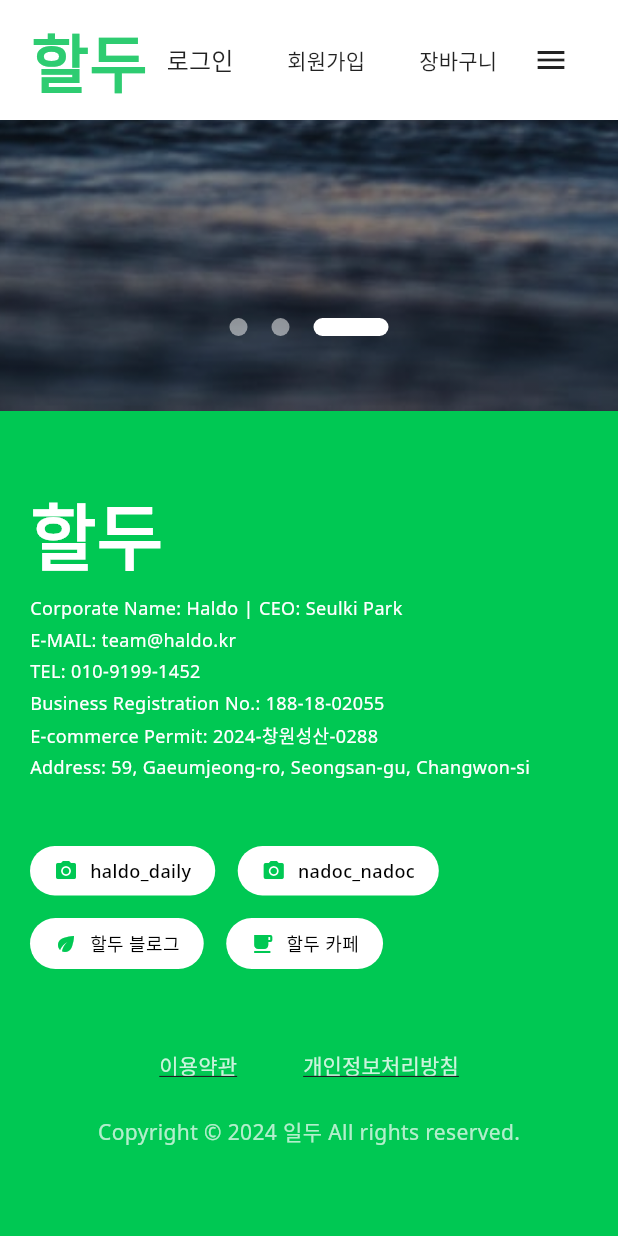
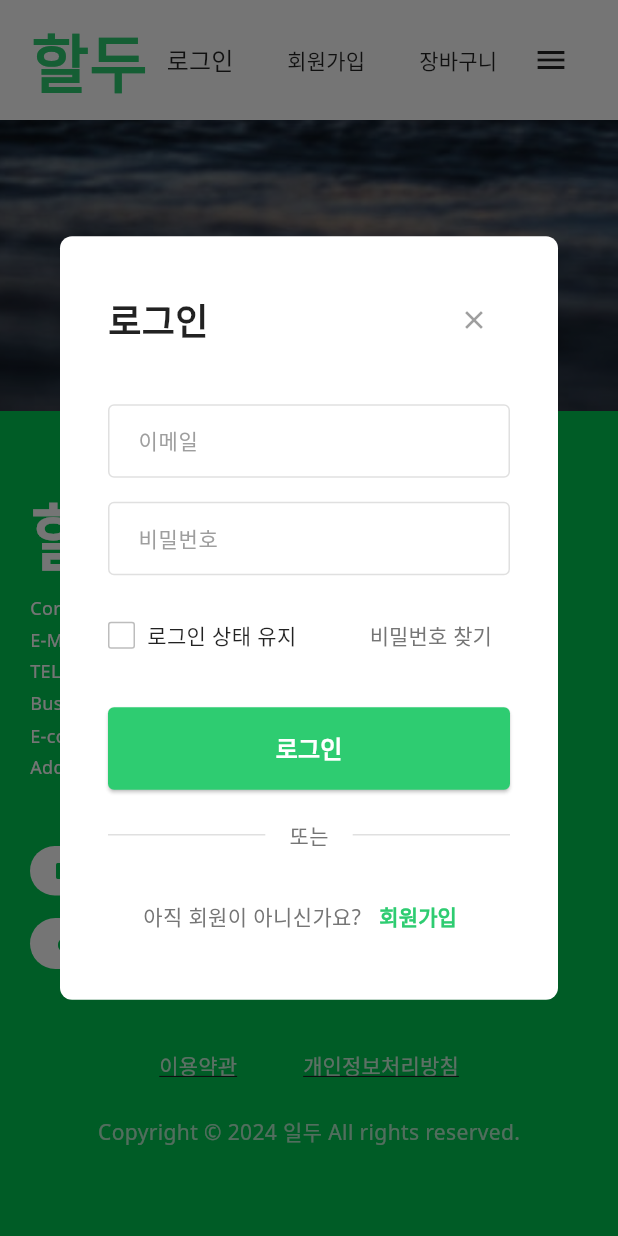
Before and after one commit to hippieperm/hal-du, a Flutter app: the screen it shows after launch, scrolled down 550 dp, after a tap on "로그인", on a phone screen of 412 x 824 dp. Run offline on Flutter 3.47's test engine with Material 3 defaults, Android fonts, the phone set to English and light mode, and no system bars; our stand-ins replace google_fonts, shared_preferences; accounts and stored records are empty.

Commit message:
feat: 로그인 및 인증 서비스 구현

```diff
--- /dev/null
+++ b/devtools_options.yaml
@@ -0,0 +1,3 @@
+description: This file stores settings for Dart & Flutter DevTools.
+documentation: https://docs.flutter.dev/tools/devtools/extensions#configure-extension-enablement-states
+extensions:
--- a/lib/main.dart
+++ b/lib/main.dart
@@ -1,13 +1,20 @@
 import 'package:flutter/material.dart';
 import 'package:google_fonts/google_fonts.dart';
+import 'package:provider/provider.dart';
 import 'screens/home_screen.dart';
 import 'screens/about_screen.dart';
 import 'screens/contents_screen.dart';
 import 'screens/shop_screen.dart';
 import 'screens/product_detail_screen.dart';
+import 'services/auth_service.dart';
 
 void main() {
-  runApp(const HaldoApp());
+  runApp(
+    ChangeNotifierProvider(
+      create: (context) => AuthService(),
+      child: const HaldoApp(),
+    ),
+  );
 }
 
 class HaldoApp extends StatelessWidget {
--- /dev/null
+++ b/lib/models/user_model.dart
@@ -0,0 +1,59 @@
+class UserModel {
+  final String id;
+  final String email;
+  final String name;
+  final String? phone;
+  final DateTime createdAt;
+  final DateTime? lastLoginAt;
+
+  UserModel({
+    required this.id,
+    required this.email,
+    required this.name,
+    this.phone,
+    required this.createdAt,
+    this.lastLoginAt,
+  });
+
+  factory UserModel.fromJson(Map<String, dynamic> json) {
+    return UserModel(
+      id: json['id'],
+      email: json['email'],
+      name: json['name'],
+      phone: json['phone'],
+      createdAt: DateTime.parse(json['createdAt']),
+      lastLoginAt: json['lastLoginAt'] != null
+          ? DateTime.parse(json['lastLoginAt'])
+          : null,
+    );
+  }
+
+  Map<String, dynamic> toJson() {
+    return {
+      'id': id,
+      'email': email,
+      'name': name,
+      'phone': phone,
+      'createdAt': createdAt.toIso8601String(),
+      'lastLoginAt': lastLoginAt?.toIso8601String(),
+    };
+  }
+
+  UserModel copyWith({
+    String? id,
+    String? email,
+    String? name,
+    String? phone,
+    DateTime? createdAt,
+    DateTime? lastLoginAt,
+  }) {
+    return UserModel(
+      id: id ?? this.id,
+      email: email ?? this.email,
+      name: name ?? this.name,
+      phone: phone ?? this.phone,
+      createdAt: createdAt ?? this.createdAt,
+      lastLoginAt: lastLoginAt ?? this.lastLoginAt,
+    );
+  }
+}
--- a/lib/widgets/app_bar_widget.dart
+++ b/lib/widgets/app_bar_widget.dart
@@ -1,6 +1,9 @@
 import 'package:flutter/material.dart';
 import 'package:google_fonts/google_fonts.dart';
+import 'package:provider/provider.dart';
 import 'signup_dialog.dart';
+import 'login_dialog.dart';
+import '../services/auth_service.dart';
 
 class AppBarWidget extends StatefulWidget {
   final int selectedIndex;
@@ -85,9 +88,52 @@ class _AppBarWidgetState extends State<AppBarWidget> {
             // 우측 버튼들
             Row(
               children: [
+                Consumer<AuthService>(
+                  builder: (context, authService, _) {
+                    if (authService.isLoggedIn) {
+                      return Row(
+                        children: [
+                          Text(
+                            '${authService.currentUser?.name ?? ''}님',
+                            style: GoogleFonts.notoSans(
+                              color: widget.isTransparent
+                                  ? Colors.white
+                                  : Colors.black87,
+                              fontSize: 14,
+                              fontWeight: FontWeight.w500,
+                            ),
+                          ),
+                          const SizedBox(width: 12),
+                          TextButton(
+                            onPressed: () async {
+                              await authService.logout();
+                              if (context.mounted) {
+                                ScaffoldMessenger.of(context).showSnackBar(
+                                  const SnackBar(content: Text('로그아웃되었습니다.')),
+                                );
+                              }
+                            },
+                            child: Text(
+                              '로그아웃',
+                              style: GoogleFonts.notoSans(
+                                color: widget.isTransparent
+                                    ? Colors.white.withValues(alpha: 0.9)
+                                    : Colors.black87,
+                                fontSize: 14,
+                              ),
+                            ),
+                          ),
+                        ],
+                      );
+                    } else {
+                      return Row(
+                        children: [
                           TextButton(
                             onPressed: () {
-                    // 로그인 기능
+                              showDialog(
+                                context: context,
+                                builder: (context) => const LoginDialog(),
+                              );
                             },
                             child: Text(
                               '로그인',
@@ -110,13 +156,18 @@ class _AppBarWidgetState extends State<AppBarWidget> {
                             child: Text(
                               '회원가입',
                               style: GoogleFonts.notoSans(
-                      color:
-                          widget.isTransparent ? Colors.white : Colors.black87,
+                                color: widget.isTransparent
+                                    ? Colors.white
+                                    : Colors.black87,
                                 fontSize: 14,
                               ),
                             ),
                           ),
-
+                        ],
+                      );
+                    }
+                  },
+                ),
                 const SizedBox(width: 12),
                 TextButton(
                   onPressed: () {},
--- /dev/null
+++ b/lib/widgets/login_dialog.dart
@@ -0,0 +1,347 @@
+import 'package:flutter/material.dart';
+import 'package:google_fonts/google_fonts.dart';
+import 'package:provider/provider.dart';
+import '../services/auth_service.dart';
+import 'signup_dialog.dart';
+
+class LoginDialog extends StatefulWidget {
+  const LoginDialog({super.key});
+
+  @override
+  State<LoginDialog> createState() => _LoginDialogState();
+}
+
+class _LoginDialogState extends State<LoginDialog> {
+  final _formKey = GlobalKey<FormState>();
+  final _emailController = TextEditingController();
+  final _passwordController = TextEditingController();
+  bool _isLoading = false;
+  bool _rememberMe = false;
+
+  @override
+  void dispose() {
+    _emailController.dispose();
+    _passwordController.dispose();
+    super.dispose();
+  }
+
+  void _submitLogin() async {
+    if (_formKey.currentState!.validate()) {
+      setState(() {
+        _isLoading = true;
+      });
+
+      final authService = Provider.of<AuthService>(context, listen: false);
+
+      final success = await authService.login(
+        email: _emailController.text,
+        password: _passwordController.text,
+      );
+
+      if (success) {
+        if (mounted) {
+          Navigator.of(context).pop();
+          ScaffoldMessenger.of(context).showSnackBar(
+            const SnackBar(content: Text('로그인되었습니다.')),
+          );
+        }
+      } else {
+        if (mounted) {
+          setState(() {
+            _isLoading = false;
+          });
+          ScaffoldMessenger.of(context).showSnackBar(
+            SnackBar(
+              content: Text(authService.errorMessage ?? '로그인에 실패했습니다.'),
+              backgroundColor: Colors.red,
+            ),
+          );
+        }
+      }
+    }
+  }
+
+  void _showSignupDialog() {
+    Navigator.of(context).pop();
+    showDialog(
+      context: context,
+      builder: (context) => const SignupDialog(),
+    );
+  }
+
+  @override
+  Widget build(BuildContext context) {
+    return Dialog(
+      backgroundColor: Colors.white,
+      shape: RoundedRectangleBorder(
+        borderRadius: BorderRadius.circular(8),
+      ),
+      child: Container(
+        width: 400,
+        padding: const EdgeInsets.all(32),
+        child: Column(
+          mainAxisSize: MainAxisSize.min,
+          children: [
+            Row(
+              mainAxisAlignment: MainAxisAlignment.spaceBetween,
+              children: [
+                Text(
+                  '로그인',
+                  style: GoogleFonts.notoSans(
+                    fontSize: 24,
+                    fontWeight: FontWeight.bold,
+                    color: Colors.black87,
+                  ),
+                ),
+                IconButton(
+                  onPressed: () => Navigator.of(context).pop(),
+                  icon: const Icon(Icons.close, color: Colors.grey),
+                  iconSize: 20,
+                ),
+              ],
+            ),
+            const SizedBox(height: 32),
+
+            Form(
+              key: _formKey,
+              child: Column(
+                children: [
+                  TextFormField(
+                    controller: _emailController,
+                    enabled: !_isLoading,
+                    validator: (value) {
+                      if (value?.isEmpty ?? true) {
+                        return '이메일을 입력해주세요';
+                      }
+                      if (!RegExp(r'^[\w-\.]+@([\w-]+\.)+[\w-]{2,4}$')
+                          .hasMatch(value!)) {
+                        return '올바른 이메일 형식을 입력해주세요';
+                      }
+                      return null;
+                    },
+                    decoration: InputDecoration(
+                      hintText: '이메일',
+                      hintStyle: GoogleFonts.notoSans(
+                        color: Colors.grey[500],
+                        fontSize: 14,
+                      ),
+                      border: OutlineInputBorder(
+                        borderRadius: BorderRadius.circular(4),
+                        borderSide: BorderSide(color: Colors.grey[300]!),
+                      ),
+                      enabledBorder: OutlineInputBorder(
+                        borderRadius: BorderRadius.circular(4),
+                        borderSide: BorderSide(color: Colors.grey[300]!),
+                      ),
+                      focusedBorder: OutlineInputBorder(
+                        borderRadius: BorderRadius.circular(4),
+                        borderSide: const BorderSide(color: Color(0xFF2ECC71)),
+                      ),
+                      contentPadding: const EdgeInsets.symmetric(
+                        horizontal: 16,
+                        vertical: 14,
+                      ),
+                    ),
+                    style: GoogleFonts.notoSans(
+                      fontSize: 14,
+                      color: Colors.black87,
+                    ),
+                  ),
+                  const SizedBox(height: 16),
+
+                  TextFormField(
+                    controller: _passwordController,
+                    obscureText: true,
+                    enabled: !_isLoading,
+                    validator: (value) {
+                      if (value?.isEmpty ?? true) {
+                        return '비밀번호를 입력해주세요';
+                      }
+                      return null;
+                    },
+                    onFieldSubmitted: (_) => _submitLogin(),
+                    decoration: InputDecoration(
+                      hintText: '비밀번호',
+                      hintStyle: GoogleFonts.notoSans(
+                        color: Colors.grey[500],
+                        fontSize: 14,
+                      ),
+                      border: OutlineInputBorder(
+                        borderRadius: BorderRadius.circular(4),
+                        borderSide: BorderSide(color: Colors.grey[300]!),
+                      ),
+                      enabledBorder: OutlineInputBorder(
+                        borderRadius: BorderRadius.circular(4),
+                        borderSide: BorderSide(color: Colors.grey[300]!),
+                      ),
+                      focusedBorder: OutlineInputBorder(
+                        borderRadius: BorderRadius.circular(4),
+                        borderSide: const BorderSide(color: Color(0xFF2ECC71)),
+                      ),
+                      contentPadding: const EdgeInsets.symmetric(
+                        horizontal: 16,
+                        vertical: 14,
+                      ),
+                    ),
+                    style: GoogleFonts.notoSans(
+                      fontSize: 14,
+                      color: Colors.black87,
+                    ),
+                  ),
+                  const SizedBox(height: 16),
+
+                  Row(
+                    mainAxisAlignment: MainAxisAlignment.spaceBetween,
+                    children: [
+                      Row(
+                        children: [
+                          GestureDetector(
+                            onTap: () {
+                              setState(() {
+                                _rememberMe = !_rememberMe;
+                              });
+                            },
+                            child: Row(
+                              children: [
+                                Container(
+                                  width: 18,
+                                  height: 18,
+                                  decoration: BoxDecoration(
+                                    border: Border.all(
+                                      color: _rememberMe
+                                          ? const Color(0xFF2ECC71)
+                                          : Colors.grey[400]!,
+                                    ),
+                                    borderRadius: BorderRadius.circular(2),
+                                    color: _rememberMe
+                                        ? const Color(0xFF2ECC71)
+                                        : Colors.white,
+                                  ),
+                                  child: _rememberMe
+                                      ? const Icon(
+                                          Icons.check,
+                                          size: 14,
+                                          color: Colors.white,
+                                        )
+                                      : null,
+                                ),
+                                const SizedBox(width: 8),
+                                Text(
+                                  '로그인 상태 유지',
+                                  style: GoogleFonts.notoSans(
+                                    fontSize: 14,
+                                    color: Colors.black87,
+                                  ),
+                                ),
+                              ],
+                            ),
+                          ),
+                        ],
+                      ),
+                      TextButton(
+                        onPressed: () {},
+                        child: Text(
+                          '비밀번호 찾기',
+                          style: GoogleFonts.notoSans(
+                            fontSize: 14,
+                            color: Colors.grey[600],
+                          ),
+                        ),
+                      ),
+                    ],
+                  ),
+                  const SizedBox(height: 24),
+
+                  SizedBox(
+                    width: double.infinity,
+                    child: ElevatedButton(
+                      onPressed: _isLoading ? null : _submitLogin,
+                      style: ElevatedButton.styleFrom(
+                        backgroundColor: const Color(0xFF2ECC71),
+                        foregroundColor: Colors.white,
+                        padding: const EdgeInsets.symmetric(vertical: 16),
+                        shape: RoundedRectangleBorder(
+                          borderRadius: BorderRadius.circular(4),
+                        ),
+                      ),
+                      child: _isLoading
+                          ? const SizedBox(
+                              height: 20,
+                              width: 20,
+                              child: CircularProgressIndicator(
+                                strokeWidth: 2,
+                                valueColor:
+                                    AlwaysStoppedAnimation<Color>(Colors.white),
+                              ),
+                            )
+                          : Text(
+                              '로그인',
+                              style: GoogleFonts.notoSans(
+                                fontSize: 16,
+                                fontWeight: FontWeight.w600,
+                              ),
+                            ),
+                    ),
+                  ),
+                  const SizedBox(height: 20),
+
+                  Row(
+                    children: [
+                      Expanded(
+                        child: Container(
+                          height: 1,
+                          color: Colors.grey[300],
+                        ),
+                      ),
+                      Padding(
+                        padding: const EdgeInsets.symmetric(horizontal: 16),
+                        child: Text(
+                          '또는',
+                          style: GoogleFonts.notoSans(
+                            fontSize: 14,
+                            color: Colors.grey[600],
+                          ),
+                        ),
+                      ),
+                      Expanded(
+                        child: Container(
+                          height: 1,
+                          color: Colors.grey[300],
+                        ),
+                      ),
+                    ],
+                  ),
+                  const SizedBox(height: 20),
+
+                  Row(
+                    mainAxisAlignment: MainAxisAlignment.center,
+                    children: [
+                      Text(
+                        '아직 회원이 아니신가요?',
+                        style: GoogleFonts.notoSans(
+                          fontSize: 14,
+                          color: Colors.grey[600],
+                        ),
+                      ),
+                      TextButton(
+                        onPressed: _showSignupDialog,
+                        child: Text(
+                          '회원가입',
+                          style: GoogleFonts.notoSans(
+                            fontSize: 14,
+                            fontWeight: FontWeight.w600,
+                            color: const Color(0xFF2ECC71),
+                          ),
+                        ),
+                      ),
+                    ],
+                  ),
+                ],
+              ),
+            ),
+          ],
+        ),
+      ),
+    );
+  }
+}
--- a/pubspec.yaml
+++ b/pubspec.yaml
@@ -10,6 +10,8 @@ dependencies:
   flutter:
     sdk: flutter
   google_fonts: ^6.1.0
+  provider: ^6.1.5+1
+  shared_preferences: ^2.5.3
   url_launcher: ^6.3.2
 
 dev_dependencies:
```
Also changed, not shown: lib/services/auth_service.dart (added, +168 -0 lines), lib/widgets/signup_dialog.dart (+28 -5 lines), pubspec.lock, 1 other file. Lines whose indentation alone changed are shown as unchanged.
